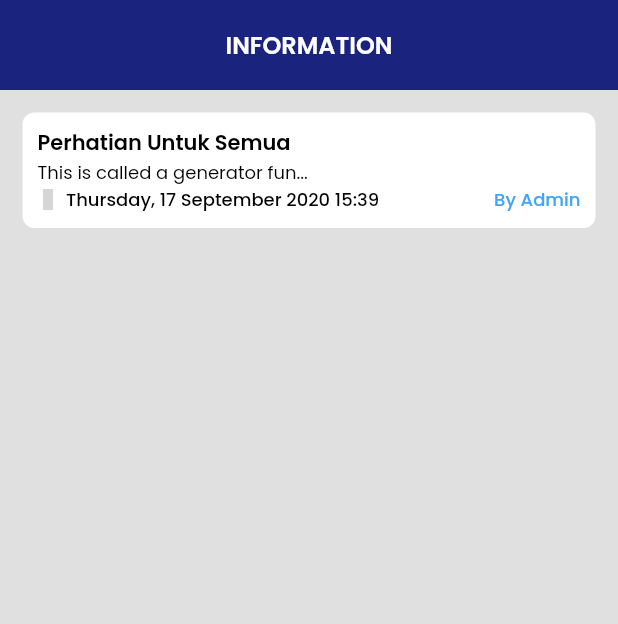
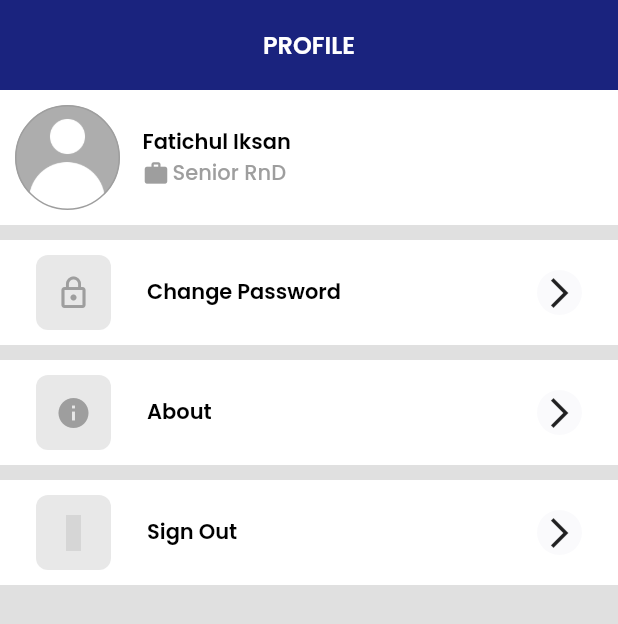
Before and after one commit to fathulaziss/asaba, a Flutter app: the screen it shows after launch, on a phone screen of 412 x 824 dp. Shown: the top 624 px of the screen. Run offline on Flutter 3.47's test engine with Material 2 defaults, Android fonts, the phone set to English and light mode, and no system bars; our stand-ins replace google_fonts, material_design_icons_flutter, supercharged; grey boxes are pictures that could not be loaded.

Commit message:
adding profilePage

```diff
--- a/lib/ui/pages/main_page.dart
+++ b/lib/ui/pages/main_page.dart
@@ -20,11 +20,11 @@ class _MainPageState extends State<MainPage> {
           SafeArea(
             child: PageView(
               children: [
+                ProfilePage(),
                 InformationPage(),
                 HistoryPage(),
                 DashboardPage(),
                 //TODO : Activity Page
-                //TODO : Profile Page
               ],
             ),
           ),
--- a/lib/ui/pages/pages.dart
+++ b/lib/ui/pages/pages.dart
@@ -9,3 +9,4 @@ part 'dashboard_page.dart';
 part 'main_page.dart';
 part 'history_page.dart';
 part 'information_page.dart';
+part 'profile_page.dart';
--- /dev/null
+++ b/lib/ui/pages/profile_page.dart
@@ -0,0 +1,222 @@
+part of 'pages.dart';
+
+class ProfilePage extends StatelessWidget {
+  @override
+  Widget build(BuildContext context) {
+    return Column(
+      children: [
+        // Header
+        Container(
+          width: double.infinity,
+          height: 60,
+          color: Colors.indigo[900],
+          child: Center(
+            child: Text(
+              "PROFILE",
+              style: GoogleFonts.poppins(
+                  color: Colors.white,
+                  fontSize: 16,
+                  fontWeight: FontWeight.w600),
+            ),
+          ),
+        ),
+        // Content
+        Column(
+          children: [
+            Container(
+              padding: EdgeInsets.all(10),
+              width: double.infinity,
+              color: Colors.white,
+              child: Row(
+                children: [
+                  Container(
+                    width: 70,
+                    height: 70,
+                    margin: EdgeInsets.only(right: 15),
+                    decoration: BoxDecoration(
+                      border: Border.all(width: 1, color: Colors.grey),
+                      shape: BoxShape.circle,
+                      image: DecorationImage(
+                          image: AssetImage("assets/user_pic.png"),
+                          fit: BoxFit.cover),
+                    ),
+                  ),
+                  Column(
+                    crossAxisAlignment: CrossAxisAlignment.start,
+                    children: [
+                      Text(
+                        "Fatichul Iksan",
+                        style: GoogleFonts.poppins(
+                            color: Colors.black,
+                            fontSize: 14,
+                            fontWeight: FontWeight.w600),
+                      ),
+                      Row(
+                        crossAxisAlignment: CrossAxisAlignment.center,
+                        children: [
+                          Container(
+                            margin: EdgeInsets.only(right: 2),
+                            child: Icon(
+                              Icons.work,
+                              color: Colors.grey,
+                              size: 18,
+                            ),
+                          ),
+                          Text(
+                            "Senior RnD",
+                            style: GoogleFonts.poppins(
+                                color: Colors.grey,
+                                fontSize: 14,
+                                fontWeight: FontWeight.w500),
+                          ),
+                        ],
+                      )
+                    ],
+                  )
+                ],
+              ),
+            ),
+            SizedBox(
+              height: 10,
+            ),
+            Container(
+              width: double.infinity,
+              color: Colors.white,
+              padding: EdgeInsets.fromLTRB(24, 10, 24, 10),
+              child: Row(
+                mainAxisAlignment: MainAxisAlignment.spaceBetween,
+                children: [
+                  Row(
+                    children: [
+                      Container(
+                        width: 50,
+                        height: 50,
+                        margin: EdgeInsets.only(right: 24),
+                        decoration: BoxDecoration(
+                          borderRadius: BorderRadius.circular(8),
+                          color: "E8E8E8".toColor(),
+                        ),
+                        child: Icon(
+                          Icons.lock_outline,
+                          color: Colors.grey,
+                        ),
+                      ),
+                      Text(
+                        "Change Password",
+                        style: GoogleFonts.poppins(
+                            color: Colors.black,
+                            fontSize: 14,
+                            fontWeight: FontWeight.w600),
+                      )
+                    ],
+                  ),
+                  Container(
+                    width: 30,
+                    height: 30,
+                    decoration: BoxDecoration(
+                      shape: BoxShape.circle,
+                      color: "FAFAFC".toColor(),
+                    ),
+                    child: Icon(Icons.arrow_forward_ios),
+                  ),
+                ],
+              ),
+            ),
+            SizedBox(
+              height: 10,
+            ),
+            Container(
+              width: double.infinity,
+              color: Colors.white,
+              padding: EdgeInsets.fromLTRB(24, 10, 24, 10),
+              child: Row(
+                mainAxisAlignment: MainAxisAlignment.spaceBetween,
+                children: [
+                  Row(
+                    children: [
+                      Container(
+                        width: 50,
+                        height: 50,
+                        margin: EdgeInsets.only(right: 24),
+                        decoration: BoxDecoration(
+                          borderRadius: BorderRadius.circular(8),
+                          color: "E8E8E8".toColor(),
+                        ),
+                        child: Icon(
+                          Icons.info,
+                          color: Colors.grey,
+                        ),
+                      ),
+                      Text(
+                        "About",
+                        style: GoogleFonts.poppins(
+                            color: Colors.black,
+                            fontSize: 14,
+                            fontWeight: FontWeight.w600),
+                      )
+                    ],
+                  ),
+                  Container(
+                    width: 30,
+                    height: 30,
+                    decoration: BoxDecoration(
+                      shape: BoxShape.circle,
+                      color: "FAFAFC".toColor(),
+                    ),
+                    child: Icon(Icons.arrow_forward_ios),
+                  ),
+                ],
+              ),
+            ),
+            SizedBox(
+              height: 10,
+            ),
+            Container(
+              width: double.infinity,
+              color: Colors.white,
+              padding: EdgeInsets.fromLTRB(24, 10, 24, 10),
+              child: Row(
+                mainAxisAlignment: MainAxisAlignment.spaceBetween,
+                children: [
+                  Row(
+                    children: [
+                      Container(
+                        width: 50,
+                        height: 50,
+                        margin: EdgeInsets.only(right: 24),
+                        decoration: BoxDecoration(
+                          borderRadius: BorderRadius.circular(8),
+                          color: "E8E8E8".toColor(),
+                        ),
+                        child: Icon(
+                          MdiIcons.powerOff,
+                          color: Colors.grey,
+                        ),
+                      ),
+                      Text(
+                        "Sign Out",
+                        style: GoogleFonts.poppins(
+                            color: Colors.black,
+                            fontSize: 14,
+                            fontWeight: FontWeight.w600),
+                      )
+                    ],
+                  ),
+                  Container(
+                    width: 30,
+                    height: 30,
+                    decoration: BoxDecoration(
+                      shape: BoxShape.circle,
+                      color: "FAFAFC".toColor(),
+                    ),
+                    child: Icon(Icons.arrow_forward_ios),
+                  ),
+                ],
+              ),
+            ),
+          ],
+        )
+      ],
+    );
+  }
+}
```
Also changed, not shown: assets/user_pic.png (added), 1 other file.
